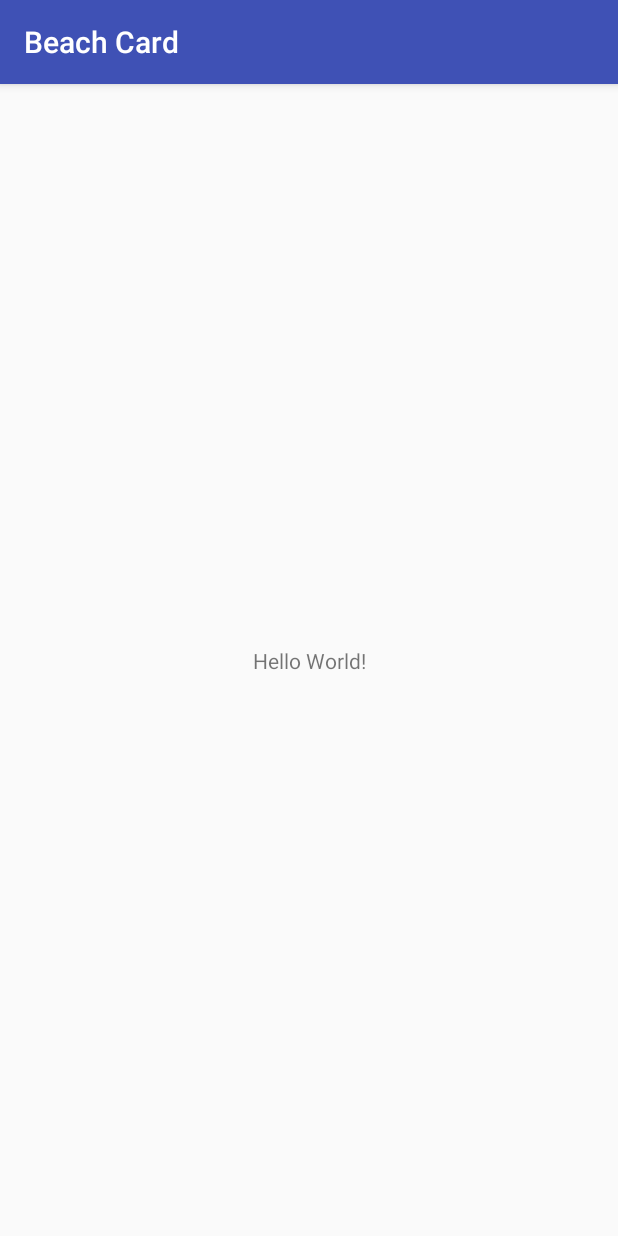
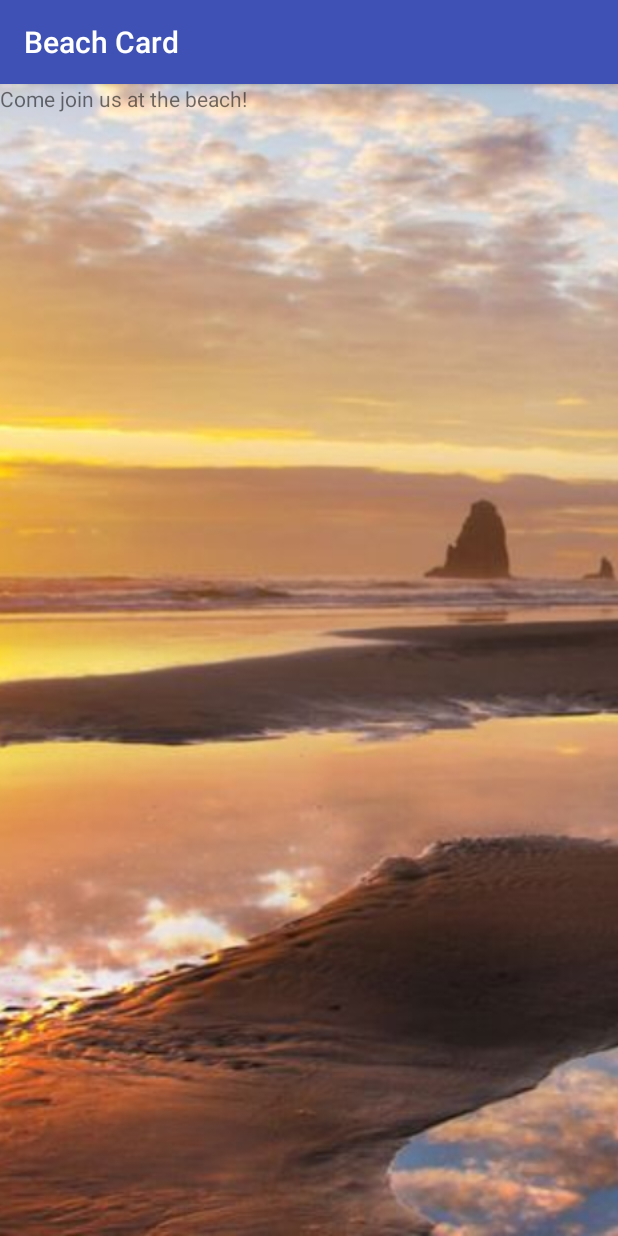
Before and after one commit to erikbenton/beach-card, an Android app: the screen it shows after launch (MainActivity), on a phone screen of 412 x 824 dp. Run offline under Robolectric (Android 15) with nearby library versions, the phone set to English and light mode, and no system bars.

Commit message:
adding cannon beach image

```diff
--- a/app/src/main/res/layout/activity_main.xml
+++ b/app/src/main/res/layout/activity_main.xml
@@ -1,18 +1,21 @@
 <?xml version="1.0" encoding="utf-8"?>
-<android.support.constraint.ConstraintLayout xmlns:android="http://schemas.android.com/apk/res/android"
+<RelativeLayout xmlns:android="http://schemas.android.com/apk/res/android"
     xmlns:app="http://schemas.android.com/apk/res-auto"
     xmlns:tools="http://schemas.android.com/tools"
     android:layout_width="match_parent"
     android:layout_height="match_parent"
     tools:context="com.example.android.beachcard.MainActivity">
 
+    <ImageView
+        android:layout_height="match_parent"
+        android:layout_width="wrap_content"
+        android:scaleType="centerCrop"
+        android:scrollX="-250dp"
+        android:src="@drawable/cannon_beach" />
+
     <TextView
         android:layout_width="wrap_content"
         android:layout_height="wrap_content"
-        android:text="Hello World!"
-        app:layout_constraintBottom_toBottomOf="parent"
-        app:layout_constraintLeft_toLeftOf="parent"
-        app:layout_constraintRight_toRightOf="parent"
-        app:layout_constraintTop_toTopOf="parent" />
+        android:text="Come join us at the beach!" />
 
-</android.support.constraint.ConstraintLayout>
+</RelativeLayout>
```
Also changed, not shown: app/src/main/res/drawable/cannon_beach.jpg (added).
